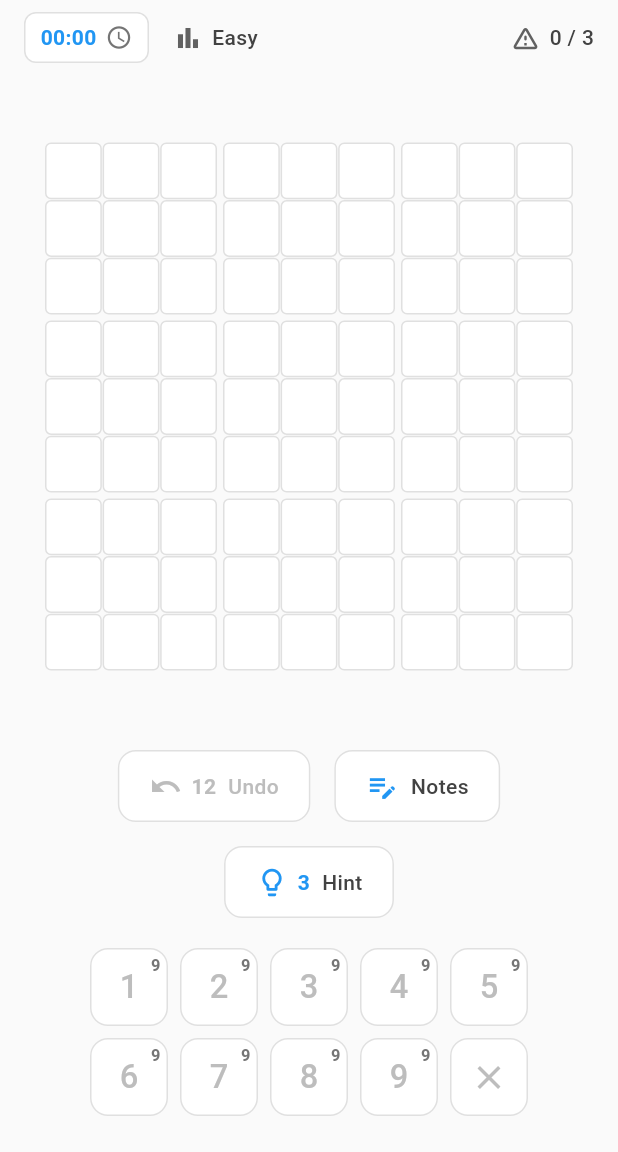
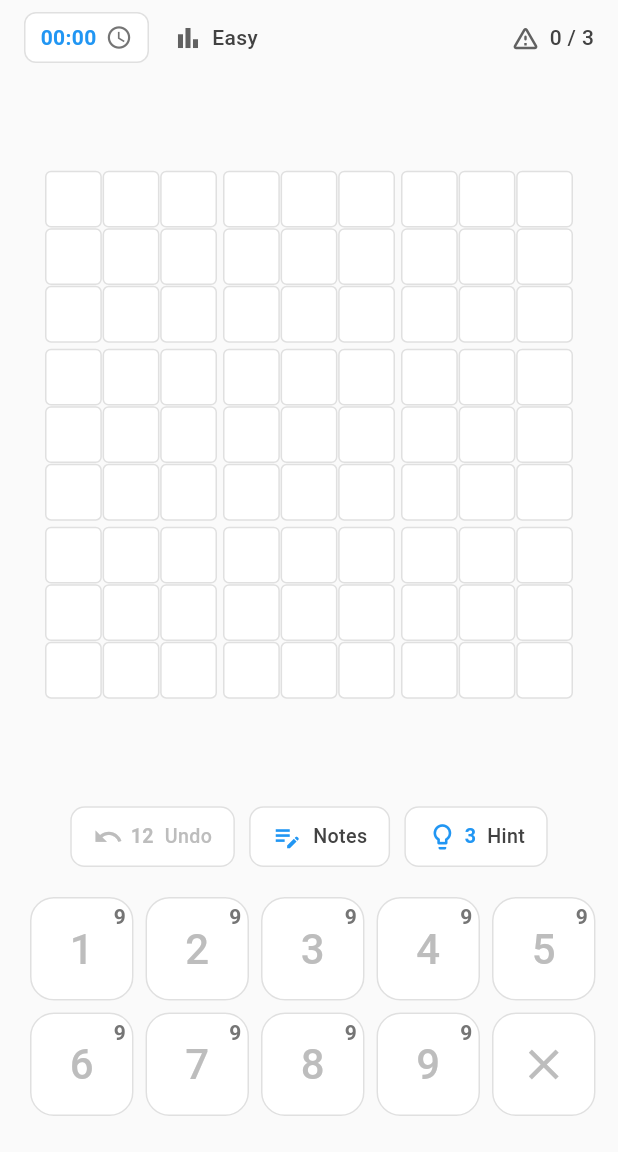
Before and after one commit to gaisdav/sudoku, a Flutter app: the _GameScreenBody screen opened directly, on a phone screen of 412 x 824 dp, the part 84-1236 px from its top. Run offline on Flutter 3.47's test engine with Material 3 defaults, Android fonts, the phone set to English and light mode, and no system bars; our stand-ins replace flutter_dotenv, flutter_riverpod, google_mobile_ads, hive_flutter, wakelock_plus; missing offline and left inert: sudoku_dart; accounts and stored records are empty.

Commit message:
Update version to 0.0.16+16 and enhance button scaling for different screen sizes
- Bumped version in pubspec.yaml to 0.0.16+16.
- Introduced dynamic scaling for action buttons and number pad buttons in game_screen.dart and number_pad.dart, improving UI responsiveness on various screen sizes.
- Refined padding and layout adjustments for better user experience across devices.

```diff
--- a/lib/screens/game_screen.dart
+++ b/lib/screens/game_screen.dart
@@ -143,6 +143,11 @@ class _GameScreenState extends ConsumerState<GameScreen>
 }
 
 const _blue = Color(0xFF2196F3);
+
+/// Ширина экрана, при которой кнопки Undo/Notes/Hint в «компактном» размере.
+const _kActionCompactWidth = 360.0;
+/// Ширина экрана, при которой кнопки достигают максимального размера (планшеты).
+const _kActionLargeWidth = 640.0;
 
 /// Диалог «загрузка рекламы» со спиннером (Hint, Undo, Second chance).
 class _LoadingAdDialog extends StatelessWidget {
@@ -380,13 +385,14 @@ class _GameScreenBody extends ConsumerWidget {
               ),
             ),
             const Expanded(child: SudokuGrid()),
-            // Undo, Notes, Hint — на узких экранах компактные отступы и кнопки
+            // Undo, Notes, Hint — размер зависит от ширины экрана (компактно на телефонах, крупнее на планшетах)
             LayoutBuilder(
               builder: (context, constraints) {
-                const breakpoint = 360.0;
-                final compact = constraints.maxWidth < breakpoint;
-                final outerH = compact ? 8.0 : 16.0;
-                final gap = compact ? 8.0 : 16.0;
+                final w = constraints.maxWidth;
+                final scale = ((w - _kActionCompactWidth) / (_kActionLargeWidth - _kActionCompactWidth))
+                    .clamp(0.0, 1.0);
+                final outerH = 8.0 + scale * 8.0; // 8 .. 16
+                final gap = 8.0 + scale * 8.0;    // 8 .. 16
                 return Padding(
                   padding: EdgeInsets.symmetric(horizontal: outerH, vertical: 8),
                   child: Wrap(
@@ -398,7 +404,7 @@ class _GameScreenBody extends ConsumerWidget {
                         icon: Icons.undo,
                         label: 'Undo',
                         badge: _undoBadge(state),
-                        compact: compact,
+                        actionScale: scale,
                         onPressed: _undoEnabled(state)
                             ? () => _onUndoTap(context, ref, state)
                             : null,
@@ -407,7 +413,7 @@ class _GameScreenBody extends ConsumerWidget {
                         icon: Icons.edit_note,
                         label: 'Notes',
                         isActive: state.isNotesMode,
-                        compact: compact,
+                        actionScale: scale,
                         onPressed: state.isWon
                             ? null
                             : () {
@@ -427,7 +433,7 @@ class _GameScreenBody extends ConsumerWidget {
                         icon: Icons.lightbulb_outline,
                         label: 'Hint',
                         badge: state.freeHintsLeft > 0 ? '${state.freeHintsLeft}' : 'Ad',
-                        compact: compact,
+                        actionScale: scale,
                         onPressed: state.isWon
                             ? null
                             : () async {
@@ -590,7 +596,7 @@ class _ActionButton extends StatelessWidget {
     required this.label,
     this.badge,
     this.isActive = false,
-    this.compact = false,
+    this.actionScale = 0.0,
     this.onPressed,
   });
 
@@ -598,21 +604,23 @@ class _ActionButton extends StatelessWidget {
   final String label;
   final String? badge;
   final bool isActive;
-  /// На узких экранах: меньше отступы и размер иконки/шрифта.
-  final bool compact;
+  /// 0 = компактный размер (узкий экран), 1 = крупный (планшет). Масштабирование отступов и шрифтов.
+  final double actionScale;
+
   final VoidCallback? onPressed;
 
   @override
   Widget build(BuildContext context) {
     final enabled = onPressed != null;
     final active = isActive && enabled;
-    final hPad = compact ? 12.0 : 20.0;
-    final vPad = compact ? 8.0 : 12.0;
-    final radius = compact ? 8.0 : 12.0;
-    final iconSize = compact ? 18.0 : 22.0;
-    final fontSize = compact ? 12.0 : 14.0;
-    final gap = compact ? 4.0 : 6.0;
-    final labelGap = compact ? 6.0 : 8.0;
+    final t = actionScale.clamp(0.0, 1.0);
+    final hPad = 12.0 + t * 12.0;   // 12 .. 24
+    final vPad = 8.0 + t * 6.0;    // 8 .. 14
+    final radius = 8.0 + t * 8.0;  // 8 .. 16
+    final iconSize = 18.0 + t * 12.0;  // 18 .. 30
+    final fontSize = 12.0 + t * 6.0;  // 12 .. 18
+    final gap = 4.0 + t * 4.0;     // 4 .. 8
+    final labelGap = 6.0 + t * 6.0; // 6 .. 12
     return Material(
       color: active ? _blue.withValues(alpha: 0.15) : Colors.white,
       borderRadius: BorderRadius.circular(radius),
--- a/lib/widgets/number_pad.dart
+++ b/lib/widgets/number_pad.dart
@@ -6,6 +6,10 @@ import 'package:sudoku_dart/sudoku_dart.dart';
 import '../providers/game_provider.dart';
 
 const _blue = Color(0xFF2196F3);
+
+/// Min/max side of each number-pad button so it scales on small and large screens (like the grid).
+const _kMinButtonSize = 40.0;
+const _kMaxButtonSize = 76.0;
 
 class NumberPad extends ConsumerWidget {
   const NumberPad({super.key});
@@ -37,7 +41,7 @@ class NumberPad extends ConsumerWidget {
         const countPerRow = 5;
         final availableWidth = (constraints.maxWidth - horizontalPadding * 2).clamp(0.0, double.infinity);
         final buttonSize = ((availableWidth - (countPerRow - 1) * gap) / countPerRow)
-            .clamp(40.0, 52.0)
+            .clamp(_kMinButtonSize, _kMaxButtonSize)
             .floorToDouble();
         const padding = gap / 2;
 
@@ -146,8 +150,8 @@ class _NumButton extends StatelessWidget {
   @override
   Widget build(BuildContext context) {
     final enabled = onPressed != null;
-    final fontSize = (size * 0.42).clamp(16.0, 22.0);
-    final iconSize = (size * 0.5).clamp(20.0, 26.0);
+    final fontSize = (size * 0.42).clamp(16.0, 28.0);
+    final iconSize = (size * 0.5).clamp(20.0, 34.0);
     final mainChild = label != null
         ? Text(
             label!,
@@ -163,7 +167,7 @@ class _NumButton extends StatelessWidget {
             color: enabled ? _blue : Colors.grey.shade400,
           );
 
-    final borderRadius = (size * 0.23).clamp(8.0, 12.0);
+    final borderRadius = (size * 0.23).clamp(8.0, 16.0);
     final borderColor = isConflictFlash ? Colors.red : Colors.grey.shade300;
     final bgColor = isConflictFlash ? Colors.red.shade50 : Colors.white;
 
@@ -192,7 +196,7 @@ class _NumButton extends StatelessWidget {
                       child: Text(
                         '$remaining',
                         style: TextStyle(
-                          fontSize: (size * 0.21).clamp(9.0, 11.0),
+                          fontSize: (size * 0.21).clamp(9.0, 14.0),
                           fontWeight: FontWeight.w600,
                           color: Colors.grey.shade600,
                         ),
--- a/pubspec.yaml
+++ b/pubspec.yaml
@@ -1,7 +1,7 @@
 name: sudoku
 description: Sudoku game for Android and iOS (Flutter).
 publish_to: "none"
-version: 0.0.15+15
+version: 0.0.16+16
 
 environment:
   sdk: ">=3.0.0 <4.0.0"
```
Also changed, not shown: 1 other file.
